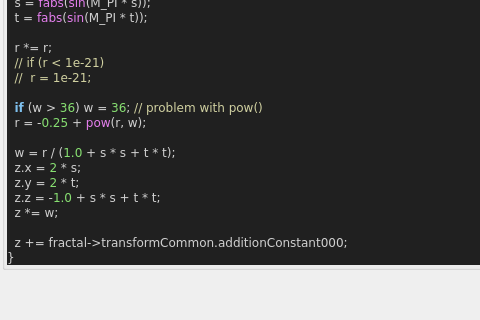
Before: the Qt Designer form mandelbulber2/qt_data/fractal_riemann_sphere_msltoe.ui in buddhi1980/mandelbulber2, drawn with Qt 5; both pictures show x 0 to 480 and y 750 to 1070 of the 655 by 1070 pixel window.
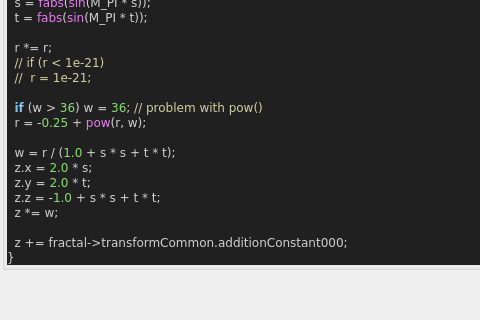
After: the same form once the commit is applied. Custom widgets are drawn as their Qt base class.

What changed in the file:
```diff
--- a/mandelbulber2/qt_data/fractal_riemann_sphere_msltoe.ui
+++ b/mandelbulber2/qt_data/fractal_riemann_sphere_msltoe.ui
@@ -557,8 +557,8 @@
   r &lt;span style=&quot;color:#d0d0d0&quot;&gt;= -&lt;/span&gt;&lt;span style=&quot;color:#87df71&quot;&gt;0.25&lt;/span&gt; &lt;span style=&quot;color:#d0d0d0&quot;&gt;+&lt;/span&gt; &lt;span style=&quot;color:#e47eed&quot;&gt;pow&lt;/span&gt;&lt;span style=&quot;color:#d0d0d0&quot;&gt;(&lt;/span&gt;r&lt;span style=&quot;color:#d0d0d0&quot;&gt;,&lt;/span&gt; w&lt;span style=&quot;color:#d0d0d0&quot;&gt;);&lt;/span&gt;
 
   w &lt;span style=&quot;color:#d0d0d0&quot;&gt;=&lt;/span&gt; r &lt;span style=&quot;color:#d0d0d0&quot;&gt;/ (&lt;/span&gt;&lt;span style=&quot;color:#87df71&quot;&gt;1.0&lt;/span&gt; &lt;span style=&quot;color:#d0d0d0&quot;&gt;+&lt;/span&gt; s &lt;span style=&quot;color:#d0d0d0&quot;&gt;*&lt;/span&gt; s &lt;span style=&quot;color:#d0d0d0&quot;&gt;+&lt;/span&gt; t &lt;span style=&quot;color:#d0d0d0&quot;&gt;*&lt;/span&gt; t&lt;span style=&quot;color:#d0d0d0&quot;&gt;);&lt;/span&gt;
-  z&lt;span style=&quot;color:#d0d0d0&quot;&gt;.&lt;/span&gt;x &lt;span style=&quot;color:#d0d0d0&quot;&gt;=&lt;/span&gt; &lt;span style=&quot;color:#87df71&quot;&gt;2&lt;/span&gt; &lt;span style=&quot;color:#d0d0d0&quot;&gt;*&lt;/span&gt; s&lt;span style=&quot;color:#d0d0d0&quot;&gt;;&lt;/span&gt;
-  z&lt;span style=&quot;color:#d0d0d0&quot;&gt;.&lt;/span&gt;y &lt;span style=&quot;color:#d0d0d0&quot;&gt;=&lt;/span&gt; &lt;span style=&quot;color:#87df71&quot;&gt;2&lt;/span&gt; &lt;span style=&quot;color:#d0d0d0&quot;&gt;*&lt;/span&gt; t&lt;span style=&quot;color:#d0d0d0&quot;&gt;;&lt;/span&gt;
+  z&lt;span style=&quot;color:#d0d0d0&quot;&gt;.&lt;/span&gt;x &lt;span style=&quot;color:#d0d0d0&quot;&gt;=&lt;/span&gt; &lt;span style=&quot;color:#87df71&quot;&gt;2.0&lt;/span&gt; &lt;span style=&quot;color:#d0d0d0&quot;&gt;*&lt;/span&gt; s&lt;span style=&quot;color:#d0d0d0&quot;&gt;;&lt;/span&gt;
+  z&lt;span style=&quot;color:#d0d0d0&quot;&gt;.&lt;/span&gt;y &lt;span style=&quot;color:#d0d0d0&quot;&gt;=&lt;/span&gt; &lt;span style=&quot;color:#87df71&quot;&gt;2.0&lt;/span&gt; &lt;span style=&quot;color:#d0d0d0&quot;&gt;*&lt;/span&gt; t&lt;span style=&quot;color:#d0d0d0&quot;&gt;;&lt;/span&gt;
   z&lt;span style=&quot;color:#d0d0d0&quot;&gt;.&lt;/span&gt;z &lt;span style=&quot;color:#d0d0d0&quot;&gt;= -&lt;/span&gt;&lt;span style=&quot;color:#87df71&quot;&gt;1.0&lt;/span&gt; &lt;span style=&quot;color:#d0d0d0&quot;&gt;+&lt;/span&gt; s &lt;span style=&quot;color:#d0d0d0&quot;&gt;*&lt;/span&gt; s &lt;span style=&quot;color:#d0d0d0&quot;&gt;+&lt;/span&gt; t &lt;span style=&quot;color:#d0d0d0&quot;&gt;*&lt;/span&gt; t&lt;span style=&quot;color:#d0d0d0&quot;&gt;;&lt;/span&gt;
   z &lt;span style=&quot;color:#d0d0d0&quot;&gt;*=&lt;/span&gt; w&lt;span style=&quot;color:#d0d0d0&quot;&gt;;&lt;/span&gt;
 
```
